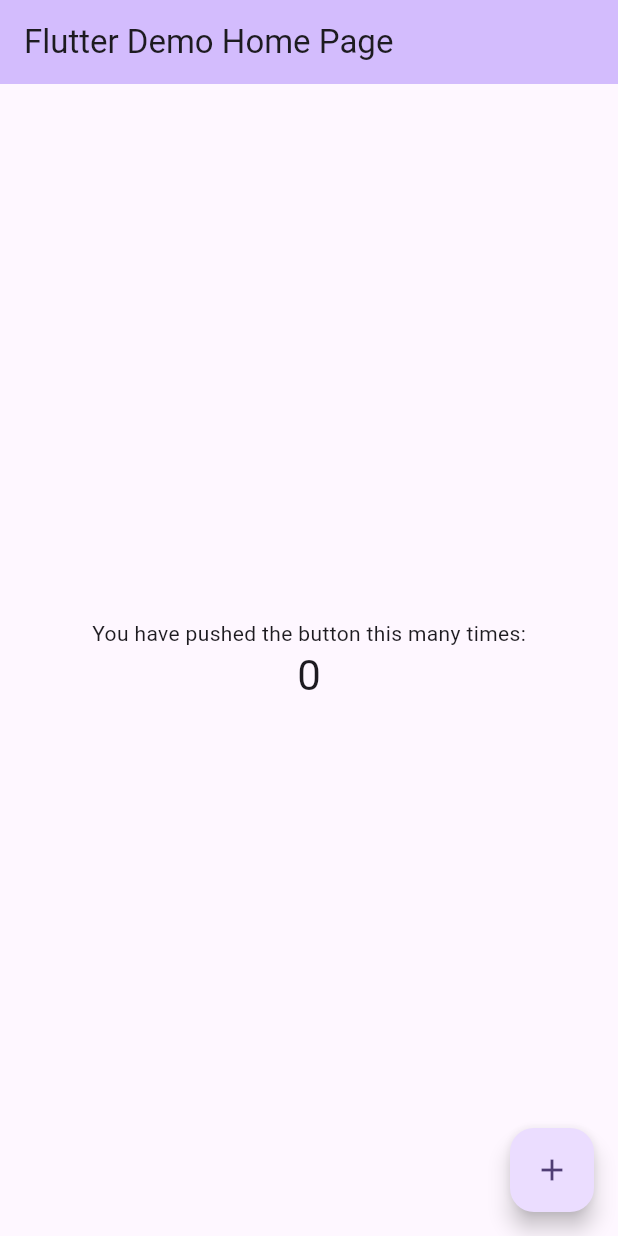
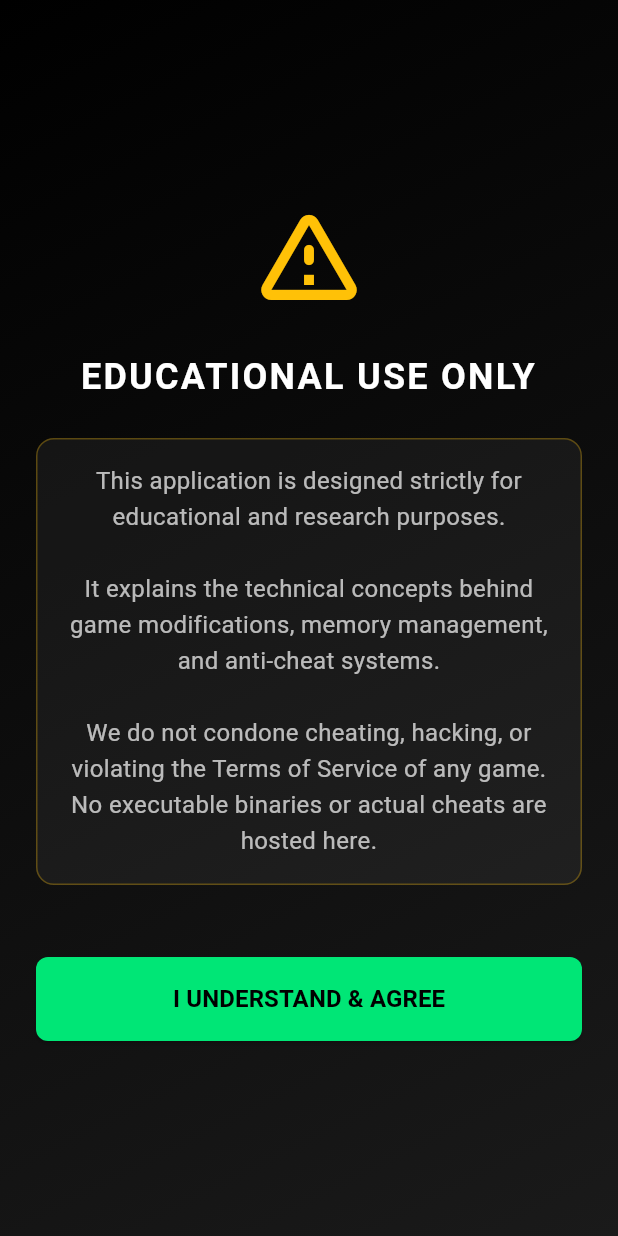
Before and after one commit to could-ai/019aa0fc-04a0-798e-935d-ef6740338bbd, a Flutter app: the screen it shows after launch, on a phone screen of 412 x 824 dp. Run offline on Flutter 3.47's test engine with Material 3 defaults, Android fonts, the phone set to English and light mode, and no system bars.

Commit message:
Setup main application entry point with Dark Mode theme, neon accents for a gaming aesthetic, and defined routes for Disclaimer, Home, and Detail screens.; Created data models for GameCategory and GameMod to structure the educational content.; Created mock repository with educational content explaining technical details of common game mods like Aim Assist, ESP, and Recoil Scripts.; Implemented DisclaimerScreen to enforce the educational nature of the app and require user agreement before proceeding.; Implemented HomeScreen displaying a list of game categories and their associated mods using ExpansionTiles for easy navigation.; Implemented ModDetailScreen to show in-depth educational information about specific mods, including technical explanations, detection methods, and risk levels.

```diff
--- a/usr/lib/main.dart
+++ b/usr/lib/main.dart
@@ -1,120 +1,57 @@
 import 'package:flutter/material.dart';
+import 'package:couldai_user_app/screens/disclaimer_screen.dart';
+import 'package:couldai_user_app/screens/home_screen.dart';
+import 'package:couldai_user_app/screens/mod_detail_screen.dart';
 
 void main() {
-  runApp(const MyApp());
+  runApp(const ModEduApp());
 }
 
-class MyApp extends StatelessWidget {
-  const MyApp({super.key});
+class ModEduApp extends StatelessWidget {
+  const ModEduApp({super.key});
 
-  // This widget is the root of your application.
   @override
   Widget build(BuildContext context) {
     return MaterialApp(
-      title: 'Flutter Demo',
+      title: 'Game Mod Edu',
       debugShowCheckedModeBanner: false,
       theme: ThemeData(
-        // This is the theme of your application.
-        //
-        // TRY THIS: Try running your application with "flutter run". You'll see
-        // the application has a purple toolbar. Then, without quitting the app,
-        // try changing the seedColor in the colorScheme below to Colors.green
-        // and then invoke "hot reload" (save your changes or press the "hot
-        // reload" button in a Flutter-supported IDE, or press "r" if you used
-        // the command line to start the app).
-        //
-        // Notice that the counter didn't reset back to zero; the application
-        // state is not lost during the reload. To reset the state, use hot
-        // restart instead.
-        //
-        // This works for code too, not just values: Most code changes can be
-        // tested with just a hot reload.
-        colorScheme: ColorScheme.fromSeed(seedColor: Colors.deepPurple),
+        useMaterial3: true,
+        brightness: Brightness.dark,
+        colorScheme: const ColorScheme.dark(
+          primary: Color(0xFF00E676), // Neon Green
+          secondary: Color(0xFF651FFF), // Deep Purple
+          surface: Color(0xFF121212),
+          background: Color(0xFF000000),
+          onPrimary: Colors.black,
+        ),
+        scaffoldBackgroundColor: const Color(0xFF050505),
+        appBarTheme: const AppBarTheme(
+          backgroundColor: Color(0xFF121212),
+          elevation: 0,
+          centerTitle: true,
+          titleTextStyle: TextStyle(
+            color: Colors.white,
+            fontSize: 20,
+            fontWeight: FontWeight.bold,
+            letterSpacing: 1.2,
+          ),
+        ),
+        cardTheme: CardTheme(
+          color: const Color(0xFF1E1E1E),
+          elevation: 4,
+          shape: RoundedRectangleBorder(
+            borderRadius: BorderRadius.circular(12),
+            side: BorderSide(color: Colors.white.withOpacity(0.1)),
+          ),
+        ),
       ),
-      home: const MyHomePage(title: 'Flutter Demo Home Page'),
+      initialRoute: '/',
+      routes: {
+        '/': (context) => const DisclaimerScreen(),
+        '/home': (context) => const HomeScreen(),
+        '/detail': (context) => const ModDetailScreen(),
+      },
     );
   }
 }
-
-class MyHomePage extends StatefulWidget {
-  const MyHomePage({super.key, required this.title});
-
-  // This widget is the home page of your application. It is stateful, meaning
-  // that it has a State object (defined below) that contains fields that affect
-  // how it looks.
-
-  // This class is the configuration for the state. It holds the values (in this
-  // case the title) provided by the parent (in this case the App widget) and
-  // used by the build method of the State. Fields in a Widget subclass are
-  // always marked "final".
-
-  final String title;
-
-  @override
-  State<MyHomePage> createState() => _MyHomePageState();
-}
-
-class _MyHomePageState extends State<MyHomePage> {
-  int _counter = 0;
-
-  void _incrementCounter() {
-    setState(() {
-      // This call to setState tells the Flutter framework that something has
-      // changed in this State, which causes it to rerun the build method below
-      // so that the display can reflect the updated values. If we changed
-      // _counter without calling setState(), then the build method would not be
-      // called again, and so nothing would appear to happen.
-      _counter++;
-    });
-  }
-
-  @override
-  Widget build(BuildContext context) {
-    // This method is rerun every time setState is called, for instance as done
-    // by the _incrementCounter method above.
-    //
-    // The Flutter framework has been optimized to make rerunning build methods
-    // fast, so that you can just rebuild anything that needs updating rather
-    // than having to individually change instances of widgets.
-    return Scaffold(
-      appBar: AppBar(
-        // TRY THIS: Try changing the color here to a specific color (to
-        // Colors.amber, perhaps?) and trigger a hot reload to see the AppBar
-        // change color while the other colors stay the same.
-        backgroundColor: Theme.of(context).colorScheme.inversePrimary,
-        // Here we take the value from the MyHomePage object that was created by
-        // the App.build method, and use it to set our appbar title.
-        title: Text(widget.title),
-      ),
-      body: Center(
-        // Center is a layout widget. It takes a single child and positions it
-        // in the middle of the parent.
-        child: Column(
-          // Column is also a layout widget. It takes a list of children and
-          // arranges them vertically. By default, it sizes itself to fit its
-          // children horizontally, and tries to be as tall as its parent.
-          //
-          // Column has various properties to control how it sizes itself and
-          // how it positions its children. Here we use mainAxisAlignment to
-          // center the children vertically; the main axis here is the vertical
-          // axis because Columns are vertical (the cross axis would be
-          // horizontal).
-          //
-          // TRY THIS: Invoke "debug painting" (choose the "Toggle Debug Paint"
-          // action in the IDE, or press "p" in the console), to see the
-          // wireframe for each widget.
-          mainAxisAlignment: MainAxisAlignment.center,
-          children: <Widget>[
-            const Text('You have pushed the button this many times:'),
-            Text('$_counter', style: Theme.of(context).textTheme.headlineMedium),
-          ],
-        ),
-      ),
-      floatingActionButton: FloatingActionButton(
-        onPressed: _incrementCounter,
-        tooltip: 'Increment',
-        child: const Icon(Icons.add),
-      ), // This trailing comma makes auto-formatting nicer for build methods.
-    );
-  }
-}
--- /dev/null
+++ b/usr/lib/screens/disclaimer_screen.dart
@@ -0,0 +1,91 @@
+import 'package:flutter/material.dart';
+
+class DisclaimerScreen extends StatelessWidget {
+  const DisclaimerScreen({super.key});
+
+  @override
+  Widget build(BuildContext context) {
+    return Scaffold(
+      body: Container(
+        decoration: BoxDecoration(
+          gradient: LinearGradient(
+            begin: Alignment.topLeft,
+            end: Alignment.bottomRight,
+            colors: [
+              Colors.black,
+              const Color(0xFF1A1A1A),
+            ],
+          ),
+        ),
+        child: SafeArea(
+          child: Padding(
+            padding: const EdgeInsets.all(24.0),
+            child: Column(
+              mainAxisAlignment: MainAxisAlignment.center,
+              children: [
+                const Icon(
+                  Icons.warning_amber_rounded,
+                  size: 80,
+                  color: Colors.amber,
+                ),
+                const SizedBox(height: 24),
+                const Text(
+                  'EDUCATIONAL USE ONLY',
+                  style: TextStyle(
+                    fontSize: 24,
+                    fontWeight: FontWeight.bold,
+                    color: Colors.white,
+                    letterSpacing: 1.5,
+                  ),
+                  textAlign: TextAlign.center,
+                ),
+                const SizedBox(height: 24),
+                Container(
+                  padding: const EdgeInsets.all(16),
+                  decoration: BoxDecoration(
+                    color: Colors.white.withOpacity(0.05),
+                    borderRadius: BorderRadius.circular(12),
+                    border: Border.all(color: Colors.amber.withOpacity(0.3)),
+                  ),
+                  child: const Text(
+                    'This application is designed strictly for educational and research purposes. \n\nIt explains the technical concepts behind game modifications, memory management, and anti-cheat systems.\n\nWe do not condone cheating, hacking, or violating the Terms of Service of any game. No executable binaries or actual cheats are hosted here.',
+                    style: TextStyle(
+                      fontSize: 16,
+                      height: 1.5,
+                      color: Colors.white70,
+                    ),
+                    textAlign: TextAlign.center,
+                  ),
+                ),
+                const SizedBox(height: 48),
+                SizedBox(
+                  width: double.infinity,
+                  height: 56,
+                  child: ElevatedButton(
+                    onPressed: () {
+                      Navigator.of(context).pushReplacementNamed('/home');
+                    },
+                    style: ElevatedButton.styleFrom(
+                      backgroundColor: Theme.of(context).colorScheme.primary,
+                      foregroundColor: Colors.black,
+                      shape: RoundedRectangleBorder(
+                        borderRadius: BorderRadius.circular(8),
+                      ),
+                    ),
+                    child: const Text(
+                      'I UNDERSTAND & AGREE',
+                      style: TextStyle(
+                        fontSize: 16,
+                        fontWeight: FontWeight.bold,
+                      ),
+                    ),
+                  ),
+                ),
+              ],
+            ),
+          ),
+        ),
+      ),
+    );
+  }
+}
```
Also changed, not shown: usr/lib/data/mock_repository.dart (added, +77 -0 lines), usr/lib/models/game_data.dart (added, +35 -0 lines), usr/lib/screens/home_screen.dart (added, +101 -0 lines), usr/lib/screens/mod_detail_screen.dart (added, +167 -0 lines).
